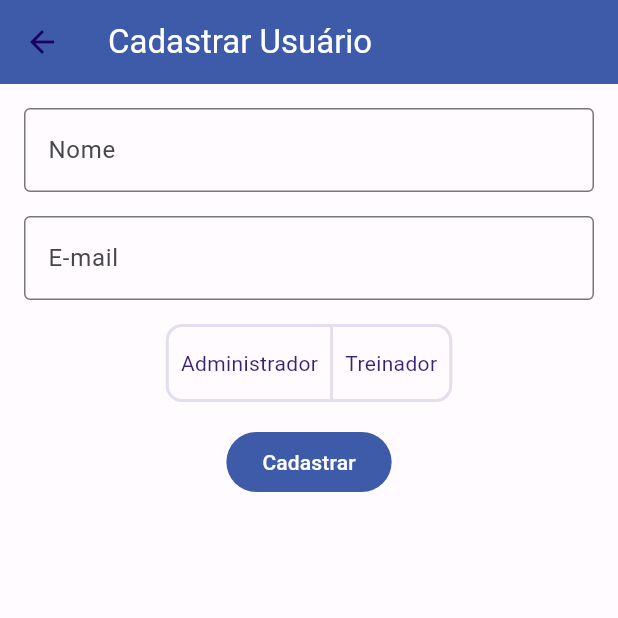
After one commit to Rigolao/Desafio_Natacao, a Flutter app: the CadastrarUsuarioContent screen opened directly, on a phone screen of 412 x 824 dp, the top half of it. The commit adds this screen. Run offline on Flutter 3.47's test engine with Material 2 defaults, Android fonts, the phone set to English and light mode, and no system bars; our stand-ins replace file_picker.

Commit message:
Feat: Tela de administrador quase completa.

```diff
--- /dev/null
+++ b/lib/cadastrar_treino/cadastrar_treino_controller.dart
@@ -0,0 +1,5 @@
+import 'package:flutter/material.dart';
+
+class CadastrarTreinoController extends ChangeNotifier {
+
+}
--- /dev/null
+++ b/lib/cadastrar_usuario/cadastrar_usuario_content.dart
@@ -0,0 +1,95 @@
+import 'package:desafio_6_etapa/entity/usuario.dart';
+import 'package:desafio_6_etapa/home/home_controller.dart';
+import 'package:flutter/material.dart';
+import 'package:provider/provider.dart';
+
+import '../entity/tipo_usuario.dart';
+import 'cadastrar_usuario_controller.dart';
+
+class CadastrarUsuarioContent extends StatelessWidget {
+  final Usuario? usuario;
+
+  const CadastrarUsuarioContent({super.key, this.usuario});
+
+  @override
+  Widget build(BuildContext context) {
+
+    //final homeController = Provider.of<HomeController>(context, listen: false);
+
+    return ChangeNotifierProvider(
+        create: (context) => CadastrarUsuarioController(),
+        builder: (context, child) {
+          return Consumer<CadastrarUsuarioController>(
+              builder: (context, controller, child) {
+
+            if (usuario != null) {
+              controller.setUsuario(usuario!);
+            }
+
+            return Scaffold(
+                appBar: AppBar(
+                  backgroundColor: Theme.of(context).colorScheme.primary,
+                  title: const Text('Cadastrar Usuário',
+                      style: TextStyle(color: Colors.white)),
+                ),
+                body: SingleChildScrollView(
+                  child: Form(
+                    key: controller.state.formKey,
+                    child: Padding(
+                      padding: const EdgeInsets.all(16.0),
+                      child: Wrap(
+                        alignment: WrapAlignment.center,
+                        runSpacing: 16,
+                        children: [
+                          TextFormField(
+                            controller: controller.state.nomeController,
+                            decoration: const InputDecoration(
+                              border: OutlineInputBorder(),
+                              labelText: 'Nome',
+                              hintText: 'Digite o nome',
+                            ),
+                          ),
+                          TextFormField(
+                            controller: controller.state.emailController,
+                            decoration: const InputDecoration(
+                              border: OutlineInputBorder(),
+                              labelText: 'E-mail',
+                              hintText: 'Digite o email',
+                            ),
+                          ),
+                          Center(
+                            child: ToggleButtons(
+                              borderWidth: 2,
+                              borderRadius: BorderRadius.circular(10),
+                              isSelected: [
+                                controller.state.usuario.tipoUsuario ==
+                                    TipoUsuario.ADMINISTRADOR,
+                                controller.state.usuario.tipoUsuario ==
+                                    TipoUsuario.TREINADOR,
+                              ],
+                              onPressed: (int index) {
+                                controller.atualizarTipoUsuario(index == 0);
+                              },
+                              children: const <Widget>[
+                                Padding(
+                                  padding: EdgeInsets.all(8.0),
+                                  child: Text('Administrador'),
+                                ),
+                                Padding(
+                                  padding: EdgeInsets.all(8.0),
+                                  child: Text('Treinador'),
+                                ),
+                              ],
+                            ),
+                          ),
+                          FilledButton(
+                              onPressed: () {}, child: const Text('Cadastrar'))
+                        ],
+                      ),
+                    ),
+                  ),
+                ));
+          });
+        });
+  }
+}
--- /dev/null
+++ b/lib/cadastrar_usuario/cadastrar_usuario_controller.dart
@@ -0,0 +1,42 @@
+import 'package:flutter/material.dart';
+
+import '../entity/tipo_usuario.dart';
+import '../entity/usuario.dart';
+import 'cadastrar_usuario_state.dart';
+
+class CadastrarUsuarioController extends ChangeNotifier {
+  final state = CadastrarUsuarioState();
+
+  CadastrarUsuarioState get _state => state;
+
+  void addUsuario(final List<Usuario> listaUsuarios) {
+    final Usuario usuario = Usuario(
+      nome: _state.nomeController.text,
+      email: _state.emailController.text,
+      senha: _state.senhaController.text,
+      tipoUsuario: _state.usuario.tipoUsuario,
+    );
+
+    listaUsuarios.add(usuario);
+
+    notifyListeners();
+  }
+
+  void atualizarTipoUsuario(bool isAdministrador) {
+    _state.usuario.tipoUsuario = isAdministrador
+        ? TipoUsuario.ADMINISTRADOR
+        : TipoUsuario.TREINADOR;
+    notifyListeners();
+  }
+
+  void setUsuario(Usuario usuario) {
+    _state.usuario = usuario;
+
+    _state.emailController.text = usuario.email;
+    _state.nomeController.text = usuario.nome;
+
+    Future.delayed(Duration.zero, () {
+      notifyListeners();
+    });
+  }
+}
--- /dev/null
+++ b/lib/cadastrar_usuario/cadastrar_usuario_state.dart
@@ -0,0 +1,15 @@
+import 'package:desafio_6_etapa/entity/usuario.dart';
+import 'package:flutter/material.dart';
+
+class CadastrarUsuarioState {
+  final formKey = GlobalKey<FormState>();
+  Usuario usuario = Usuario(nome: '', email: '', senha: '');
+  bool isLoading = false;
+  bool isSucesso = false;
+  String mensagem = '';
+  final TextEditingController nomeController = TextEditingController();
+  final TextEditingController emailController = TextEditingController();
+  final TextEditingController senhaController = TextEditingController();
+
+  CadastrarUsuarioState();
+}
--- a/lib/home/components/bottom_bar.dart
+++ b/lib/home/components/bottom_bar.dart
@@ -51,7 +51,6 @@ class BottomBar extends StatelessWidget {
         ),
       ] :
       [],
-
     );
   }
 }
--- a/lib/home/home_state.dart
+++ b/lib/home/home_state.dart
@@ -3,10 +3,12 @@ import 'package:flutter/material.dart';
 import '../entity/usuario.dart';
 
 class HomeState {
+  bool isLoading = true;
+  bool isSucesso = false;
+  String mensagem = '';
   String title;
   int currentIndex;
   final List<Widget> pages;
-  final Usuario usuario;
-
-  HomeState(this.title, this.currentIndex, this.pages, this.usuario);
+  final List<Usuario> usuarios;
+  HomeState(this.title, this.currentIndex, this.pages, this.usuarios);
 }
--- a/lib/login/login_content.dart
+++ b/lib/login/login_content.dart
@@ -109,12 +109,13 @@ class _LoginContentState extends State<LoginContent> {
                                     const SizedBox(height: 32),
                                     FilledButton(
                                         onPressed: () {
-                                          // appController.setUsuario(Usuario(
-                                          //     nome: 'João da Silva',
-                                          //     email: 'joao@email.com',
-                                          //     senha: '123456',
-                                          //     tipoUsuario:
-                                          //         TipoUsuario.TREINADOR));
+                                          // Temporario
+                                          appController.setUsuario(Usuario(
+                                              nome: 'João da Silva',
+                                              email: 'joao@email.com',
+                                              senha: '123456',
+                                              tipoUsuario:
+                                                  TipoUsuario.ADMINISTRADOR));
                                           controller.logar(context,
                                               controller.state.formKey);
                                         },
```
Also changed, not shown: lib/cadastrar_treino/cadastrar_treino_content.dart (added, +10 -0 lines), lib/cadastrar_treino/cadastrar_treino_state.dart (added, +20 -0 lines), lib/home/home_content.dart (+56 -5 lines), lib/home/home_controller.dart (+62 -21 lines).
